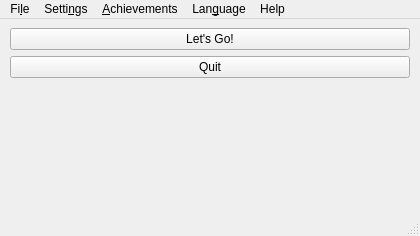
Qt form ui/mainwindow.ui (tdauth/gustavsfairyland) before a commit.
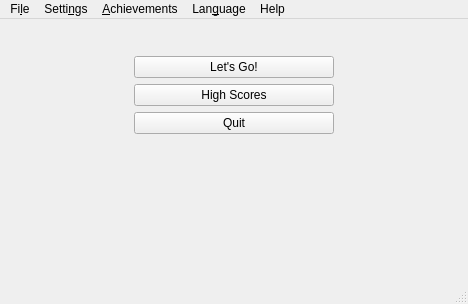
The same form after that commit.

Commit message: Added key for signing the Android app, added sound and English translations, fixed painting open windows, fixed collision and wind, improved quick start buttons and added high score button

Patch:
```diff
--- a/ui/mainwindow.ui
+++ b/ui/mainwindow.ui
@@ -6,8 +6,8 @@
    <rect>
     <x>0</x>
     <y>0</y>
-    <width>420</width>
-    <height>236</height>
+    <width>468</width>
+    <height>304</height>
    </rect>
   </property>
   <property name="windowTitle">
@@ -21,7 +21,7 @@
     </sizepolicy>
    </property>
    <layout class="QGridLayout" name="gridLayout_4">
-    <item row="2" column="0">
+    <item row="7" column="0">
      <widget class="QLabel" name="timeLabel">
       <property name="sizePolicy">
        <sizepolicy hsizetype="Preferred" vsizetype="Fixed">
@@ -42,7 +42,7 @@
       </property>
      </widget>
     </item>
-    <item row="3" column="0">
+    <item row="8" column="0">
      <widget class="QLabel" name="descriptionLabel">
       <property name="sizePolicy">
        <sizepolicy hsizetype="Preferred" vsizetype="Fixed">
@@ -63,27 +63,7 @@
       </property>
      </widget>
     </item>
-    <item row="1" column="0">
-     <widget class="QPushButton" name="quitPushButton">
-      <property name="text">
-       <string>Quit</string>
-      </property>
-     </widget>
-    </item>
-    <item row="0" column="0">
-     <widget class="QPushButton" name="quickGamePushButton">
-      <property name="maximumSize">
-       <size>
-        <width>400</width>
-        <height>16777215</height>
-       </size>
-      </property>
-      <property name="text">
-       <string>Let's Go!</string>
-      </property>
-     </widget>
-    </item>
-    <item row="4" column="0">
+    <item row="9" column="0">
      <widget class="QWidget" name="gameAreaWidget" native="true">
       <layout class="QVBoxLayout" name="verticalLayout_2">
        <item>
@@ -99,6 +79,113 @@
       </layout>
      </widget>
     </item>
+    <item row="0" column="0">
+     <widget class="QWidget" name="menuButtonsWidget" native="true">
+      <property name="sizePolicy">
+       <sizepolicy hsizetype="Expanding" vsizetype="Expanding">
+        <horstretch>0</horstretch>
+        <verstretch>0</verstretch>
+       </sizepolicy>
+      </property>
+      <property name="minimumSize">
+       <size>
+        <width>0</width>
+        <height>0</height>
+       </size>
+      </property>
+      <layout class="QGridLayout" name="gridLayout">
+       <item row="0" column="0">
+        <spacer name="verticalSpacer_2">
+         <property name="orientation">
+          <enum>Qt::Vertical</enum>
+         </property>
+         <property name="sizeHint" stdset="0">
+          <size>
+           <width>20</width>
+           <height>40</height>
+          </size>
+         </property>
+        </spacer>
+       </item>
+       <item row="1" column="0">
+        <widget class="QPushButton" name="quickGamePushButton">
+         <property name="sizePolicy">
+          <sizepolicy hsizetype="Fixed" vsizetype="Maximum">
+           <horstretch>0</horstretch>
+           <verstretch>0</verstretch>
+          </sizepolicy>
+         </property>
+         <property name="minimumSize">
+          <size>
+           <width>200</width>
+           <height>0</height>
+          </size>
+         </property>
+         <property name="maximumSize">
+          <size>
+           <width>16777215</width>
+           <height>16777215</height>
+          </size>
+         </property>
+         <property name="layoutDirection">
+          <enum>Qt::LeftToRight</enum>
+         </property>
+         <property name="autoFillBackground">
+          <bool>false</bool>
+         </property>
+         <property name="text">
+          <string>Let's Go!</string>
+         </property>
+        </widget>
+       </item>
+       <item row="3" column="0">
+        <widget class="QPushButton" name="quitPushButton">
+         <property name="sizePolicy">
+          <sizepolicy hsizetype="Fixed" vsizetype="Maximum">
+           <horstretch>0</horstretch>
+           <verstretch>0</verstretch>
+          </sizepolicy>
+         </property>
+         <property name="minimumSize">
+          <size>
+           <width>200</width>
+           <height>0</height>
+          </size>
+         </property>
+         <property name="text">
+          <string>Quit</string>
+         </property>
+        </widget>
+       </item>
+       <item row="4" column="0">
+        <spacer name="verticalSpacer">
+         <property name="orientation">
+          <enum>Qt::Vertical</enum>
+         </property>
+         <property name="sizeHint" stdset="0">
+          <size>
+           <width>20</width>
+           <height>40</height>
+          </size>
+         </property>
+        </spacer>
+       </item>
+       <item row="2" column="0">
+        <widget class="QPushButton" name="highScoresPushButton">
+         <property name="minimumSize">
+          <size>
+           <width>200</width>
+           <height>0</height>
+          </size>
+         </property>
+         <property name="text">
+          <string>High Scores</string>
+         </property>
+        </widget>
+       </item>
+      </layout>
+     </widget>
+    </item>
    </layout>
   </widget>
   <widget class="QMenuBar" name="menubar">
@@ -106,7 +193,7 @@
     <rect>
      <x>0</x>
      <y>0</y>
-     <width>420</width>
+     <width>468</width>
      <height>27</height>
     </rect>
    </property>
```
The commit also changes 12 other files.
